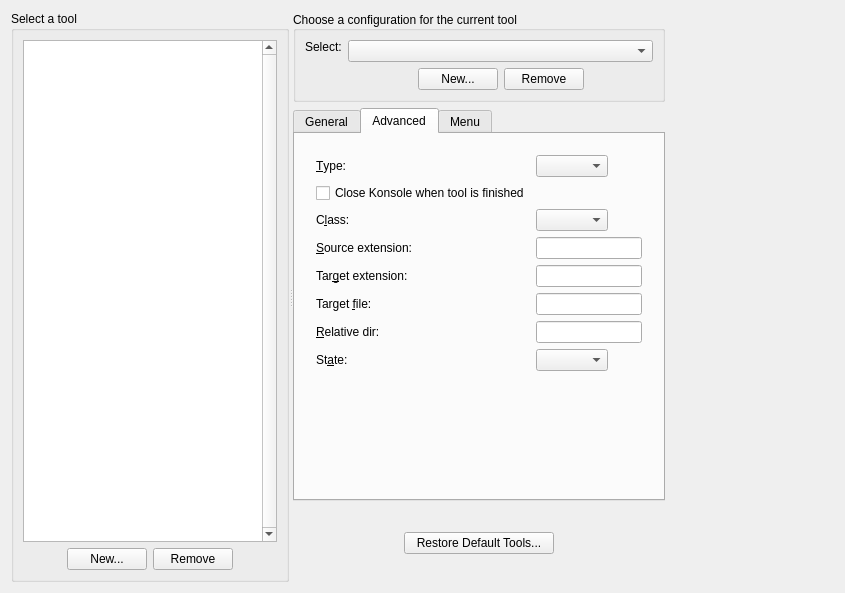
The window that src/widgets/maintoolconfigwidget.ui (KDE/kile) describes before a commit, drawn with Qt 5.
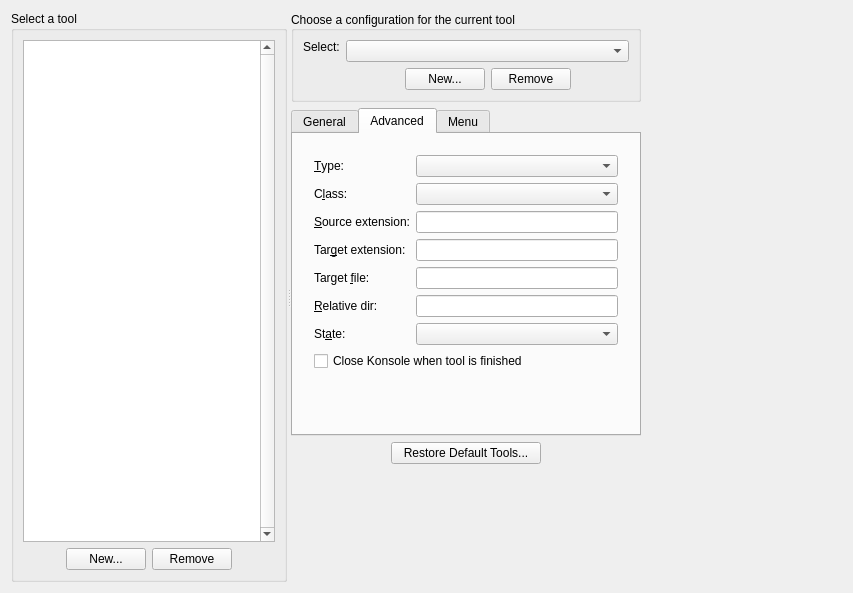
The same window after the commit. The open tabs and pages were chosen to show the change. Custom widgets are drawn as their Qt base class.

```diff
--- a/src/widgets/maintoolconfigwidget.ui
+++ b/src/widgets/maintoolconfigwidget.ui
@@ -1,11 +1,11 @@
 <ui version="4.0" >
  <class>ToolConfigWidget</class>
- <widget class="QWidget" name="ToolConfigWidget" >
-  <property name="geometry" >
+ <widget class="QWidget" name="ToolConfigWidget">
+  <property name="geometry">
    <rect>
     <x>0</x>
     <y>0</y>
-    <width>845</width>
+    <width>853</width>
     <height>593</height>
    </rect>
   </property>
@@ -33,8 +33,14 @@
      <property name="childrenCollapsible" >
       <bool>false</bool>
      </property>
-     <widget class="QGroupBox" name="groupBox_2" >
-      <property name="title" >
+     <widget class="QGroupBox" name="groupBox_2">
+      <property name="sizePolicy">
+       <sizepolicy hsizetype="Preferred" vsizetype="Minimum">
+        <horstretch>0</horstretch>
+        <verstretch>0</verstretch>
+       </sizepolicy>
+      </property>
+      <property name="title">
        <string>Select a tool</string>
       </property>
       <layout class="QVBoxLayout" name="verticalLayout" >
@@ -136,11 +142,14 @@
            <enum>QLayout::SetDefaultConstraint</enum>
           </property>
           <item>
-           <layout class="QFormLayout" name="formLayout_3" >
-            <item row="0" column="0" >
-             <widget class="QLabel" name="m_lbConfig" >
-              <property name="sizePolicy" >
-               <sizepolicy vsizetype="Maximum" hsizetype="Preferred" >
+           <layout class="QFormLayout" name="formLayout_3">
+            <property name="fieldGrowthPolicy">
+             <enum>QFormLayout::ExpandingFieldsGrow</enum>
+            </property>
+            <item row="0" column="0">
+             <widget class="QLabel" name="m_lbConfig">
+              <property name="sizePolicy">
+               <sizepolicy hsizetype="Preferred" vsizetype="Maximum">
                 <horstretch>0</horstretch>
                 <verstretch>0</verstretch>
                </sizepolicy>
@@ -234,9 +243,9 @@
         </widget>
        </item>
        <item>
-        <widget class="KTabWidget" name="m_tab" >
-         <property name="sizePolicy" >
-          <sizepolicy vsizetype="MinimumExpanding" hsizetype="MinimumExpanding" >
+        <widget class="KTabWidget" name="m_tab">
+         <property name="sizePolicy">
+          <sizepolicy hsizetype="MinimumExpanding" vsizetype="Minimum">
            <horstretch>0</horstretch>
            <verstretch>0</verstretch>
           </sizepolicy>
@@ -301,10 +310,15 @@
           <attribute name="title" >
            <string>Advanced</string>
           </attribute>
-          <layout class="QVBoxLayout" name="verticalLayout_2" >
+          <layout class="QVBoxLayout" name="verticalLayout_8">
            <item>
-            <layout class="QFormLayout" name="formLayout" >
-             <property name="sizeConstraint" >
+            <layout class="QVBoxLayout" name="verticalLayout_2">
+             <property name="margin">
+              <number>12</number>
+             </property>
+             <item>
+              <layout class="QFormLayout" name="formLayout">
+               <property name="sizeConstraint">
               <enum>QLayout::SetDefaultConstraint</enum>
              </property>
              <property name="fieldGrowthPolicy" >
@@ -316,12 +330,9 @@
              <property name="labelAlignment" >
               <set>Qt::AlignLeading|Qt::AlignLeft|Qt::AlignVCenter</set>
              </property>
-             <property name="margin" >
-              <number>12</number>
-             </property>
-             <item row="0" column="0" >
-              <widget class="QLabel" name="m_lbType" >
-               <property name="text" >
+               <item row="0" column="0">
+                <widget class="QLabel" name="m_lbType">
+                 <property name="text">
                 <string>&amp;Type:</string>
                </property>
                <property name="wordWrap" >
@@ -332,26 +343,19 @@
                </property>
               </widget>
              </item>
-             <item row="0" column="1" >
-              <widget class="KComboBox" name="m_cbType" >
-               <property name="sizePolicy" >
-                <sizepolicy vsizetype="Fixed" hsizetype="Fixed" >
+               <item row="0" column="1">
+                <widget class="KComboBox" name="m_cbType">
+                 <property name="sizePolicy">
+                  <sizepolicy hsizetype="MinimumExpanding" vsizetype="Preferred">
                  <horstretch>0</horstretch>
                  <verstretch>0</verstretch>
                 </sizepolicy>
                </property>
               </widget>
              </item>
-             <item row="1" column="0" >
-              <widget class="QCheckBox" name="m_ckClose" >
-               <property name="text" >
-                <string>Close Konsole when tool is finished</string>
-               </property>
-              </widget>
-             </item>
-             <item row="2" column="0" >
-              <widget class="QLabel" name="m_lbClass" >
-               <property name="text" >
+               <item row="2" column="0">
+                <widget class="QLabel" name="m_lbClass">
+                 <property name="text">
                 <string>C&amp;lass:</string>
                </property>
                <property name="wordWrap" >
@@ -362,10 +366,10 @@
                </property>
               </widget>
              </item>
-             <item row="2" column="1" >
-              <widget class="KComboBox" name="m_cbClass" >
-               <property name="sizePolicy" >
-                <sizepolicy vsizetype="Fixed" hsizetype="Fixed" >
+               <item row="2" column="1">
+                <widget class="KComboBox" name="m_cbClass">
+                 <property name="sizePolicy">
+                  <sizepolicy hsizetype="MinimumExpanding" vsizetype="Preferred">
                  <horstretch>0</horstretch>
                  <verstretch>0</verstretch>
                 </sizepolicy>
@@ -385,10 +389,10 @@
                </property>
               </widget>
              </item>
-             <item row="3" column="1" >
-              <widget class="KLineEdit" name="m_leSource" >
-               <property name="sizePolicy" >
-                <sizepolicy vsizetype="Fixed" hsizetype="Fixed" >
+               <item row="3" column="1">
+                <widget class="KLineEdit" name="m_leSource">
+                 <property name="sizePolicy">
+                  <sizepolicy hsizetype="MinimumExpanding" vsizetype="Fixed">
                  <horstretch>0</horstretch>
                  <verstretch>0</verstretch>
                 </sizepolicy>
@@ -408,10 +412,10 @@
                </property>
               </widget>
              </item>
-             <item row="4" column="1" >
-              <widget class="KLineEdit" name="m_leTarget" >
-               <property name="sizePolicy" >
-                <sizepolicy vsizetype="Fixed" hsizetype="Fixed" >
+               <item row="4" column="1">
+                <widget class="KLineEdit" name="m_leTarget">
+                 <property name="sizePolicy">
+                  <sizepolicy hsizetype="MinimumExpanding" vsizetype="Preferred">
                  <horstretch>0</horstretch>
                  <verstretch>0</verstretch>
                 </sizepolicy>
@@ -436,8 +440,8 @@
                <property name="enabled" >
                 <bool>true</bool>
                </property>
-               <property name="sizePolicy" >
-                <sizepolicy vsizetype="Fixed" hsizetype="Fixed" >
+                 <property name="sizePolicy">
+                  <sizepolicy hsizetype="MinimumExpanding" vsizetype="Preferred">
                  <horstretch>0</horstretch>
                  <verstretch>0</verstretch>
                 </sizepolicy>
@@ -462,8 +466,8 @@
                <property name="enabled" >
                 <bool>true</bool>
                </property>
-               <property name="sizePolicy" >
-                <sizepolicy vsizetype="Fixed" hsizetype="Fixed" >
+                 <property name="sizePolicy">
+                  <sizepolicy hsizetype="MinimumExpanding" vsizetype="Preferred">
                  <horstretch>0</horstretch>
                  <verstretch>0</verstretch>
                 </sizepolicy>
@@ -483,12 +487,41 @@
                </property>
               </widget>
              </item>
-             <item row="7" column="1" >
-              <widget class="KComboBox" name="m_cbState" />
+               <item row="7" column="1">
+                <widget class="KComboBox" name="m_cbState">
+                 <property name="sizePolicy">
+                  <sizepolicy hsizetype="MinimumExpanding" vsizetype="Preferred">
+                   <horstretch>0</horstretch>
+                   <verstretch>0</verstretch>
+                  </sizepolicy>
+                 </property>
+                </widget>
              </item>
             </layout>
            </item>
-          </layout>
+             <item>
+              <widget class="QCheckBox" name="m_ckClose">
+               <property name="text">
+                <string>Close Konsole when tool is finished</string>
+               </property>
+              </widget>
+             </item>
+            </layout>
+           </item>
+           <item>
+            <spacer name="verticalSpacer">
+             <property name="orientation">
+              <enum>Qt::Vertical</enum>
+             </property>
+             <property name="sizeHint" stdset="0">
+              <size>
+               <width>20</width>
+               <height>40</height>
+              </size>
+             </property>
+            </spacer>
+           </item>
+          </layout>
          </widget>
          <widget class="QWidget" name="TabPage" >
           <attribute name="title" >
@@ -553,26 +586,10 @@
         </widget>
        </item>
        <item>
-        <spacer name="spacer" >
-         <property name="orientation" >
-          <enum>Qt::Vertical</enum>
-         </property>
-         <property name="sizeType" >
-          <enum>QSizePolicy::Preferred</enum>
-         </property>
-         <property name="sizeHint" stdset="0" >
-          <size>
-           <width>98</width>
-           <height>25</height>
-          </size>
-         </property>
-        </spacer>
-       </item>
+        <layout class="QHBoxLayout" name="horizontalLayout_2">
        <item>
-        <layout class="QHBoxLayout" name="horizontalLayout_2" >
-         <item>
-          <spacer name="horizontalSpacer" >
-           <property name="orientation" >
+          <spacer name="horizontalSpacer">
+           <property name="orientation">
             <enum>Qt::Horizontal</enum>
            </property>
            <property name="sizeHint" stdset="0" >
@@ -622,8 +639,8 @@
          <property name="orientation" >
           <enum>Qt::Vertical</enum>
          </property>
-         <property name="sizeType" >
-          <enum>QSizePolicy::Fixed</enum>
+         <property name="sizeType">
+          <enum>QSizePolicy::Expanding</enum>
          </property>
          <property name="sizeHint" stdset="0" >
           <size>
```
Left out of the diff: 344 changed lines with no effect on the pictures. Lines whose indentation alone changed are shown as unchanged.
